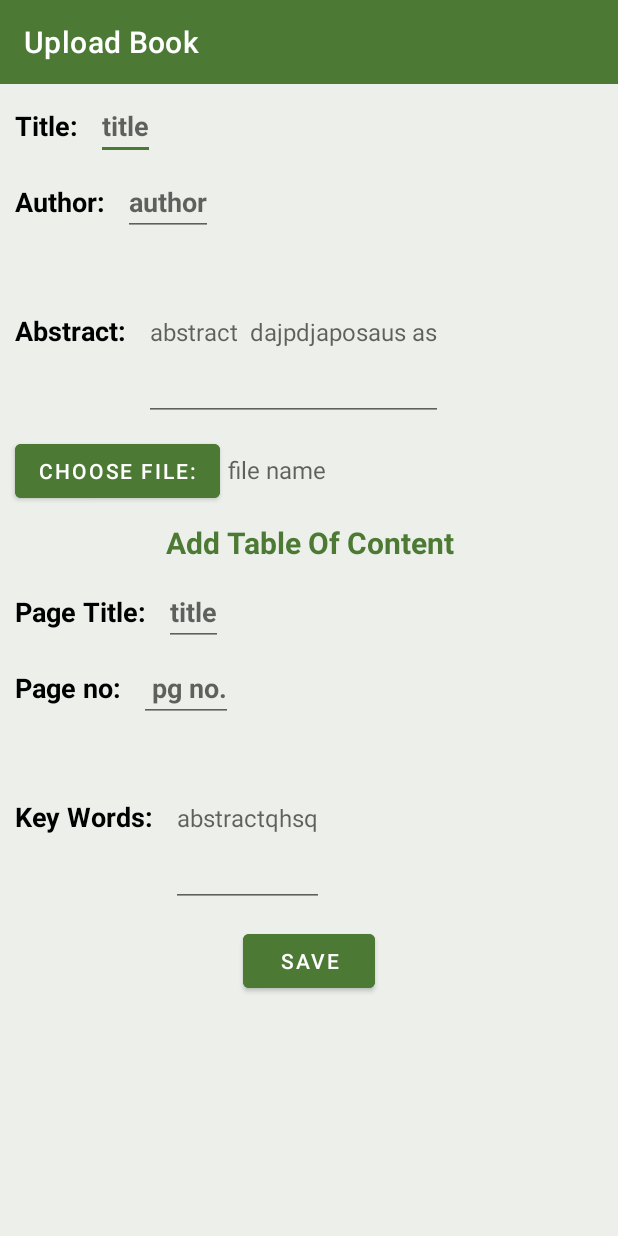
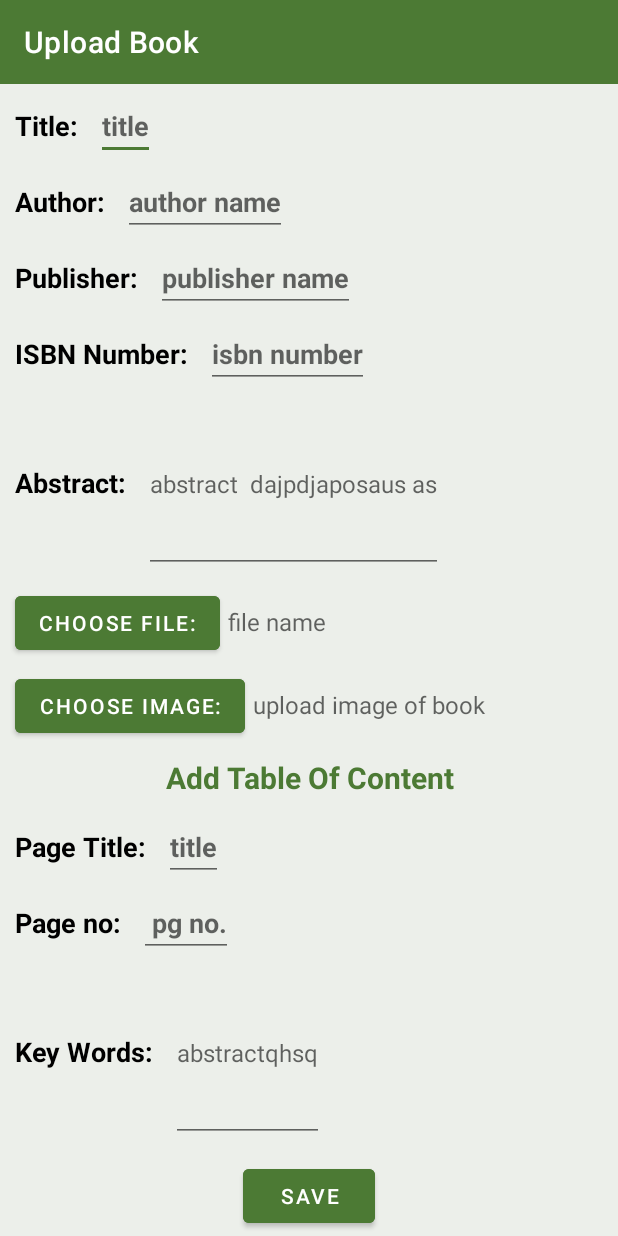
Before and after one commit to mudassar478/BIIT-Digital-Library-FYP, an Android app: the UploadBook screen opened directly, with no data from a screen before it, on a phone screen of 412 x 824 dp. Run offline under Robolectric (Android 15) with nearby library versions, the phone set to English and light mode, and no system bars.

Commit message:
little bit changes
Co-Authored-By: Muhammad Jawad Zaib <109670316+JZ1575@users.noreply.github.com>

```diff
--- a/app/src/main/res/layout/activity_splash.xml
+++ b/app/src/main/res/layout/activity_splash.xml
@@ -12,7 +12,8 @@
 
     android:orientation="vertical"
 
-    tools:context=".SplashActivity">
+    tools:context=".SplashActivity"
+    android:background="@color/white">
 
 
     <ImageView
--- a/app/src/main/res/layout/upload_book.xml
+++ b/app/src/main/res/layout/upload_book.xml
@@ -70,13 +70,68 @@
             android:layout_width="wrap_content"
             android:layout_height="wrap_content"
             android:layout_marginLeft="7dp"
-            android:hint="author"
+            android:hint="author name"
+            android:textStyle="bold"
+            android:textSize="18dp"
+            />
+
+    </LinearLayout>
+
+
+    <LinearLayout
+        android:layout_width="match_parent"
+        android:layout_height="wrap_content"
+        android:orientation="horizontal"
+        android:layout_marginTop="5dp"
+        >
+        <TextView
+            android:layout_width="wrap_content"
+            android:layout_height="wrap_content"
+            android:text="Publisher: "
+            android:layout_marginLeft="10dp"
+            android:textStyle="bold"
+            android:textSize="18dp"
+            android:textColor="@color/black"
+            />
+        <EditText
+            android:layout_width="wrap_content"
+            android:layout_height="wrap_content"
+            android:layout_marginLeft="7dp"
+            android:hint="publisher name"
+            android:textStyle="bold"
+            android:textSize="18dp"
+            />
+
+    </LinearLayout>
+
+    <LinearLayout
+        android:layout_width="match_parent"
+        android:layout_height="wrap_content"
+        android:orientation="horizontal"
+        android:layout_marginTop="5dp"
+        >
+        <TextView
+            android:layout_width="wrap_content"
+            android:layout_height="wrap_content"
+            android:text="ISBN Number: "
+            android:layout_marginLeft="10dp"
+            android:textStyle="bold"
+            android:textSize="18dp"
+            android:textColor="@color/black"
+            />
+        <EditText
+            android:layout_width="wrap_content"
+            android:layout_height="wrap_content"
+            android:layout_marginLeft="7dp"
+            android:hint="isbn number"
             android:textStyle="bold"
             android:textSize="18dp"
             />
 
 
     </LinearLayout>
+
+
 
     <LinearLayout
         android:layout_width="match_parent"
@@ -121,6 +176,28 @@
             android:layout_height="wrap_content"
             android:layout_marginLeft="5dp"
             android:hint="file name "
+            android:textSize="16dp"
+            />
+
+    </LinearLayout>
+    <LinearLayout
+        android:layout_width="match_parent"
+        android:layout_height="wrap_content"
+        android:orientation="horizontal"
+        android:layout_marginTop="7dp"
+        >
+        <Button
+            android:layout_width="wrap_content"
+            android:layout_height="wrap_content"
+            android:text="Choose Image:"
+            android:backgroundTint="@color/primary"
+            android:layout_marginLeft="10dp"
+            />
+        <TextView
+            android:layout_width="wrap_content"
+            android:layout_height="wrap_content"
+            android:layout_marginLeft="5dp"
+            android:hint="upload image of book "
             android:textSize="16dp"
             />
 
```
